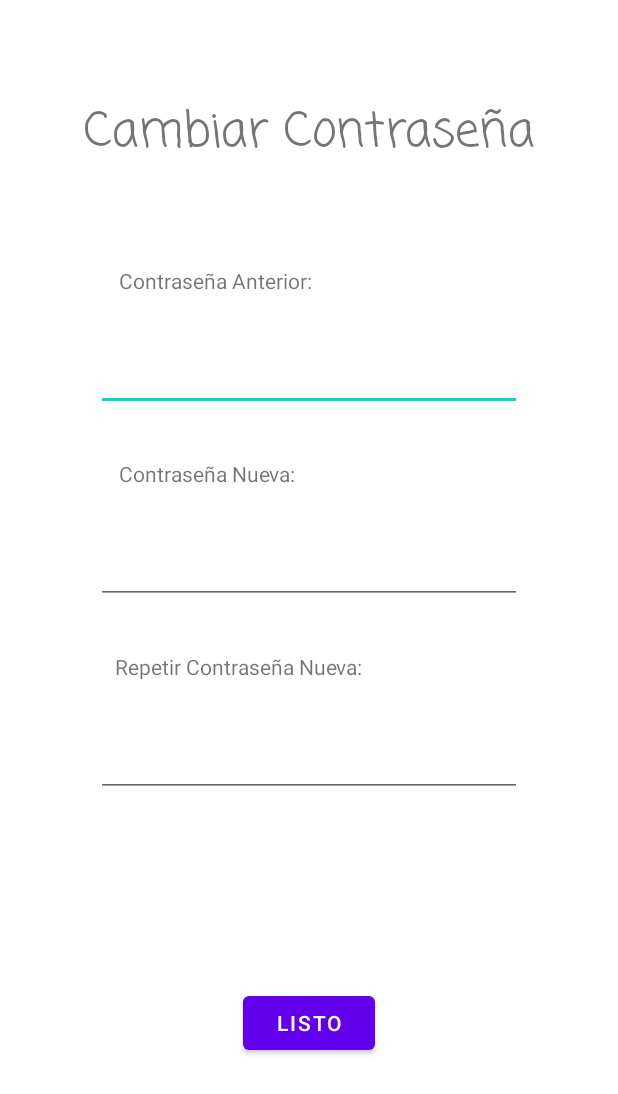
After one commit to fernandoCV19/ProyectoMovil, an Android app: the CambiarPerfilActivity screen opened directly, with no data from a screen before it, on a phone screen of 412 x 824 dp. The commit adds this screen. Shown: the top 1094 px of the screen. Run offline under Robolectric (Android 15) with nearby library versions, the phone set to English and light mode, and no system bars.

Commit message:
interfaz con editar contraseña

```diff
--- a/Macchiato/app/build.gradle
+++ b/Macchiato/app/build.gradle
@@ -42,6 +42,7 @@
     implementation 'com.google.firebase:firebase-database:19.7.0'
     implementation 'com.google.firebase:firebase-auth:20.0.4'
     implementation platform('com.google.firebase:firebase-bom:27.0.0')
+    implementation 'androidx.appcompat:appcompat:1.2.0'
     testImplementation 'junit:junit:4.+'
     androidTestImplementation 'androidx.test.ext:junit:1.1.2'
     androidTestImplementation 'androidx.test.espresso:espresso-core:3.3.0'
--- a/Macchiato/app/src/main/AndroidManifest.xml
+++ b/Macchiato/app/src/main/AndroidManifest.xml
@@ -9,6 +9,7 @@
         android:roundIcon="@mipmap/ic_launcher_round"
         android:supportsRtl="true"
         android:theme="@style/Theme.MaterialComponents.Light.NoActionBar">
+        <activity android:name=".CambiarPerfilActivity"></activity>
         <activity android:name=".RegisterActivity" />
         <activity android:name=".LogInActivity" />
         <activity android:name=".Navigation_bottom">
--- /dev/null
+++ b/Macchiato/app/src/main/java/com/example/macchiato/CambiarPerfilActivity.java
@@ -0,0 +1,14 @@
+package com.example.macchiato;
+
+import androidx.appcompat.app.AppCompatActivity;
+
+import android.os.Bundle;
+
+public class CambiarPerfilActivity extends AppCompatActivity {
+
+    @Override
+    protected void onCreate(Bundle savedInstanceState) {
+        super.onCreate(savedInstanceState);
+        setContentView(R.layout.activity_cambiar_perfil);
+    }
+}
--- /dev/null
+++ b/Macchiato/app/src/main/res/layout/activity_cambiar_perfil.xml
@@ -0,0 +1,109 @@
+<?xml version="1.0" encoding="utf-8"?>
+<androidx.constraintlayout.widget.ConstraintLayout xmlns:android="http://schemas.android.com/apk/res/android"
+    xmlns:app="http://schemas.android.com/apk/res-auto"
+    xmlns:tools="http://schemas.android.com/tools"
+    android:layout_width="match_parent"
+    android:layout_height="match_parent"
+    tools:context=".CambiarPerfilActivity">
+
+    <TextView
+        android:id="@+id/textView9"
+        android:layout_width="wrap_content"
+        android:layout_height="wrap_content"
+        android:layout_marginStart="64dp"
+        android:layout_marginTop="64dp"
+        android:layout_marginEnd="64dp"
+        android:fontFamily="casual"
+        android:text="Cambiar Contraseña"
+        android:textSize="32dp"
+        app:layout_constraintEnd_toEndOf="parent"
+        app:layout_constraintStart_toStartOf="parent"
+        app:layout_constraintTop_toTopOf="parent" />
+
+    <TextView
+        android:id="@+id/textView10"
+        android:layout_width="wrap_content"
+        android:layout_height="wrap_content"
+        android:layout_marginTop="64dp"
+        android:text="Contraseña Anterior:"
+        android:paddingEnd="135dp"
+        android:paddingStart="10dp"
+        app:layout_constraintEnd_toEndOf="parent"
+        app:layout_constraintStart_toStartOf="parent"
+        app:layout_constraintTop_toBottomOf="@+id/textView9" />
+
+    <TextView
+        android:id="@+id/textView11"
+        android:layout_width="wrap_content"
+        android:layout_height="wrap_content"
+        android:layout_marginTop="32dp"
+        android:text="Contraseña Nueva:"
+        android:paddingEnd="145dp"
+        android:paddingStart="10dp"
+        app:layout_constraintEnd_toEndOf="parent"
+        app:layout_constraintStart_toStartOf="parent"
+        app:layout_constraintTop_toBottomOf="@+id/editTextTextPassword4" />
+
+    <TextView
+        android:id="@+id/textView12"
+        android:layout_width="wrap_content"
+        android:layout_height="wrap_content"
+        android:layout_marginTop="32dp"
+        android:text="Repetir Contraseña Nueva: "
+        android:paddingEnd="100dp"
+        android:paddingStart="10dp"
+        app:layout_constraintEnd_toEndOf="parent"
+        app:layout_constraintStart_toStartOf="parent"
+        app:layout_constraintTop_toBottomOf="@+id/editTextTextPassword5" />
+
+    <EditText
+        android:id="@+id/editTextTextPassword4"
+        android:layout_width="match_parent"
+        android:layout_height="wrap_content"
+        android:layout_marginStart="64dp"
+        android:layout_marginTop="32dp"
+        android:layout_marginEnd="64dp"
+        android:ems="10"
+        android:inputType="textPassword"
+        app:layout_constraintEnd_toEndOf="parent"
+        app:layout_constraintStart_toStartOf="parent"
+        app:layout_constraintTop_toBottomOf="@+id/textView10" />
+
+    <EditText
+        android:id="@+id/editTextTextPassword5"
+        android:layout_width="match_parent"
+        android:layout_height="wrap_content"
+        android:layout_marginStart="64dp"
+        android:layout_marginTop="32dp"
+        android:layout_marginEnd="64dp"
+        android:ems="10"
+        android:inputType="textPassword"
+        app:layout_constraintEnd_toEndOf="parent"
+        app:layout_constraintStart_toStartOf="parent"
+        app:layout_constraintTop_toBottomOf="@+id/textView11" />
+
+    <EditText
+        android:id="@+id/editTextTextPassword6"
+        android:layout_width="match_parent"
+        android:layout_height="wrap_content"
+        android:layout_marginStart="64dp"
+        android:layout_marginTop="32dp"
+        android:layout_marginEnd="64dp"
+        android:ems="10"
+        android:inputType="textPassword"
+        app:layout_constraintEnd_toEndOf="parent"
+        app:layout_constraintStart_toStartOf="parent"
+        app:layout_constraintTop_toBottomOf="@+id/textView12" />
+
+    <Button
+        android:id="@+id/button2"
+        android:layout_width="wrap_content"
+        android:layout_height="wrap_content"
+        android:layout_marginTop="72dp"
+        android:layout_marginBottom="64dp"
+        android:text="@string/textListo"
+        app:layout_constraintBottom_toBottomOf="parent"
+        app:layout_constraintEnd_toEndOf="parent"
+        app:layout_constraintStart_toStartOf="parent"
+        app:layout_constraintTop_toBottomOf="@+id/editTextTextPassword6" />
+</androidx.constraintlayout.widget.ConstraintLayout>
--- a/Macchiato/app/src/main/res/layout/activity_register.xml
+++ b/Macchiato/app/src/main/res/layout/activity_register.xml
@@ -42,7 +42,7 @@
         android:layout_width="0dp"
         android:layout_height="wrap_content"
         android:layout_marginStart="64dp"
-        android:layout_marginTop="64dp"
+        android:layout_marginTop="48dp"
         android:layout_marginEnd="64dp"
         android:fontFamily="casual"
         android:text="@string/textUsuario"
```
